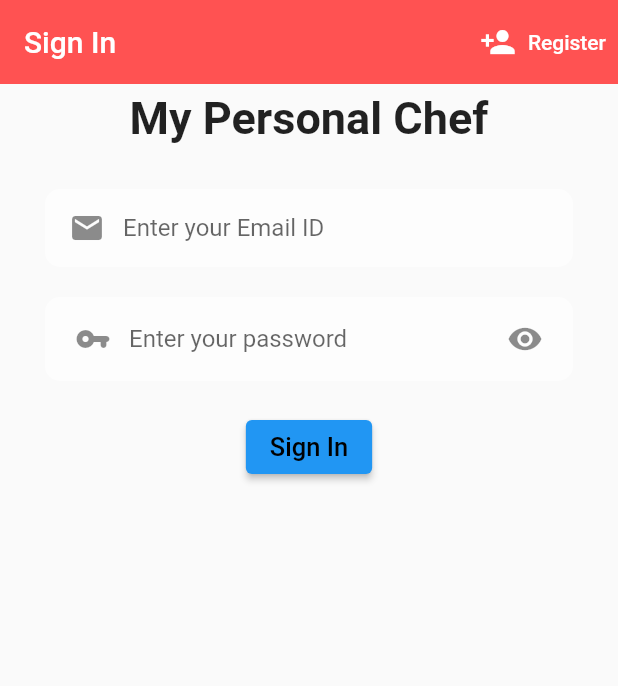
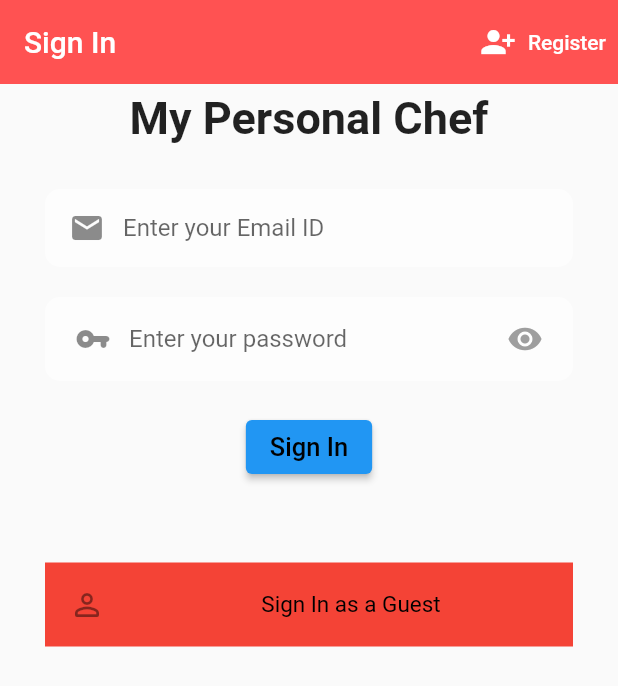
Before and after one commit to rajoriaakash/My-Personal-Chef, a Flutter app: the screen it shows after launch, on a phone screen of 412 x 824 dp. Shown: the top 686 px of the screen. Run offline on Flutter 3.47's test engine with Material 2 defaults, Android fonts, the phone set to English and light mode, and no system bars; our stand-ins replace cloud_firestore, firebase_auth, firebase_core, flutter_spinkit, youtube_player_flutter; missing offline and left inert: dart_random_choice, searchable_dropdown; accounts and stored records are empty; Roboto replaces fonts that are missing (NewTegomin).

```diff
--- a/lib/Models/user.dart
+++ b/lib/Models/user.dart
@@ -1,9 +1,8 @@
 class Userc{
   final String uid;
+  final String Name;
+  final String Email;
+  final List FavList ;
 
-  Userc({this.uid});
+  Userc({this.uid,this.Name, this.Email, this.FavList});
 }
-
-class UserData{
-
-}
--- a/lib/Screens/Authenticate/signin.dart
+++ b/lib/Screens/Authenticate/signin.dart
@@ -20,6 +20,8 @@ class _SignInState extends State<SignIn> {
   String email = '';
   String password = '';
   String error = '';
+  String error2 = '';
+  bool _hasbeenpressed = false;
 
   @override
   Widget build(BuildContext context) {
@@ -38,7 +40,7 @@ class _SignInState extends State<SignIn> {
                   widget.Toggle();
                   },
                 icon: Icon(
-                  Icons.person_add,
+                  Icons.person_add_alt_1,
                   color: Colors.white,
                 ),
                 label: Text(
@@ -127,10 +129,13 @@ class _SignInState extends State<SignIn> {
                       ),
                       trailing: IconButton(
                           focusColor: Colors.red,
-                          icon: Icon(Icons.remove_red_eye),
+                          icon: Icon(Icons.remove_red_eye,
+                            color: _hasbeenpressed? Colors.red : Colors.grey,
+                          ),
                           onPressed: () {
                             setState(() {
                               hidePass = !hidePass;
+                              _hasbeenpressed =!_hasbeenpressed;
                             });
                           }),
                     ),
@@ -166,7 +171,37 @@ class _SignInState extends State<SignIn> {
                         color: Colors.red,
                         fontSize: 20.0
                     ),
-                  )
+                  ),
+                  InkWell(
+                    onTap: () async{
+                       dynamic result = await _auth.signinanon();
+                       if(result==null){
+                         setState(() {
+                            error2 = 'Could not Sign In';
+                         });
+                       }
+                    },
+                    child: ListTile(
+                      leading: Icon(Icons.person_outline_rounded),
+                      tileColor: Colors.red,
+                      title: Text(
+                        'Sign In as a Guest',
+                        textAlign: TextAlign.center,
+                        style: TextStyle(
+                            color: Colors.black,
+                            fontSize: 15.0
+                        ),
+                      ),
+                    ),
+                  ),
+                  Text(
+                    error2,
+                    textAlign: TextAlign.center,
+                    style: TextStyle(
+                        color: Colors.red,
+                        fontSize: 20.0
+                    ),
+                  ),
                 ],
               ),
             ),
--- a/lib/Screens/Home/drawer.dart
+++ b/lib/Screens/Home/drawer.dart
@@ -1,6 +1,8 @@
 import 'package:flutter/material.dart';
 import 'package:my_personal_chef/Screens/Home/contactus.dart';
+import 'package:my_personal_chef/Screens/Home/fav_list.dart';
 import 'package:my_personal_chef/Screens/Home/home.dart';
+import 'package:provider/provider.dart';
 
 class AppDrawer extends StatelessWidget {
   final _key = GlobalKey<ScaffoldState>();
@@ -27,6 +29,9 @@ class AppDrawer extends StatelessWidget {
                   ),
                   ListTile(
                     title: Text('Favourites'),
+                    // onTap: (){
+                    //   Navigator.push(context, MaterialPageRoute(builder: (c)=>Fav_List()));
+                    // },
                   ),
                   ListTile(
                     onTap: (){
--- a/lib/services/auth.dart
+++ b/lib/services/auth.dart
@@ -1,18 +1,21 @@
 import 'package:firebase_auth/firebase_auth.dart';
 import 'package:flutter/material.dart';
 import 'package:my_personal_chef/Models/user.dart';
+import 'package:my_personal_chef/services/database.dart';
 
 class AuthService{
 
   final FirebaseAuth _auth = FirebaseAuth.instance;
+  String uid;
 
 
   //creating a user object from firebase user
   Userc _userfromFirebaseUser (User user) {
     print(user.uid);
-   return user!=null ? Userc(uid: user.uid) : null;
+   return user!=null ? Userc(uid: user.uid, Email: user.email,) : null;
 
   }
+
   //auth change user stream
   Stream <Userc> get user{
     return _auth.authStateChanges()
@@ -22,6 +25,11 @@ class AuthService{
   Future signinanon() async{
     try{UserCredential result =  await _auth.signInAnonymously();
     final User user = result.user;
+
+    uid = user.uid;
+    print(uid);
+    await DatabaseService(userId: uid).addUser(_userfromFirebaseUser(user));
+
     return _userfromFirebaseUser(user);
     } catch(e){
       print(e.toString());
@@ -34,6 +42,7 @@ class AuthService{
     try{
       UserCredential result = await _auth.signInWithEmailAndPassword(email: email, password: password);
       final User user = result.user;
+
       return _userfromFirebaseUser(user);
     }
     catch(e){
@@ -45,7 +54,12 @@ class AuthService{
     try{
       UserCredential result = await _auth.createUserWithEmailAndPassword(email: email, password: password);
       final User user = result.user;
+
+      uid = user.uid;
+      print(uid);
+      await DatabaseService(userId: uid).addUser(_userfromFirebaseUser(user));
       return _userfromFirebaseUser(user);
+
     }
     catch(e){
       print(e.toString());
@@ -53,16 +67,18 @@ class AuthService{
     }
   }
 
+  String getUserbyId() {
+    return  _auth.currentUser.uid;
+
+  }
 
   //Sign out
-Future signout() async{
+  Future signout() async{
     try{
       return await _auth.signOut();
     }catch(e){
       print(e.toString());
       return null;
-
     }
-
+  }
 }
-}
--- a/lib/services/recipe.dart
+++ b/lib/services/recipe.dart
@@ -29,7 +29,7 @@ class Meal{
    imgUrl = data['meals'][0]['strMealThumb'];
    Area = data['meals'][0]['strArea'];
    vidUrl =data['meals'][0]['strYoutube'];
-   recId =data['meals'][0]['strId'];
+   recId =data['meals'][0]['idMeal'];
 
 
   }
@@ -44,7 +44,7 @@ class Meal{
     imgUrl = data['meals'][0]['strMealThumb'];
     Area = data['meals'][0]['strArea'];
     vidUrl =data['meals'][0]['strYoutube'];
-    recId =data['meals'][0]['strId'];
+    recId =data['meals'][0]['idMeal'];
 
 }
 }
--- a/lib/shared/lists.dart
+++ b/lib/shared/lists.dart
@@ -21,5 +21,7 @@ class Lists{
     'Hot Chocolate Fudge','Hot and Sour Soup','Home-made Mandazi','Honey Yogurt Cheesecake','Irish stew','Jam Roly-Poly','Japanese gohan rice',
     'Japanese Katsudon','Kentucky Fried Chicken','Katsu Chicken curry','Key Lime Pie','Kidney Bean Curry','Kafteji','Krispy Kreme Donut',
     'Koshari','Lasagne','Leblebi Soup','Lamb Tzatziki Burgers', ];
+
+
+   List FavouriteRecipes = [];
 }
-//'','','','','','','','','','','','','','','',''
```
Also changed, not shown: lib/Screens/Authenticate/register.dart (+10 -2 lines), lib/Screens/Home/fav_list.dart (+27 -13 lines), lib/Screens/Home/recipe_card.dart (+20 -6 lines), lib/services/database.dart (+50 -8 lines), lib/Screens/Home/sample.dart (added).
